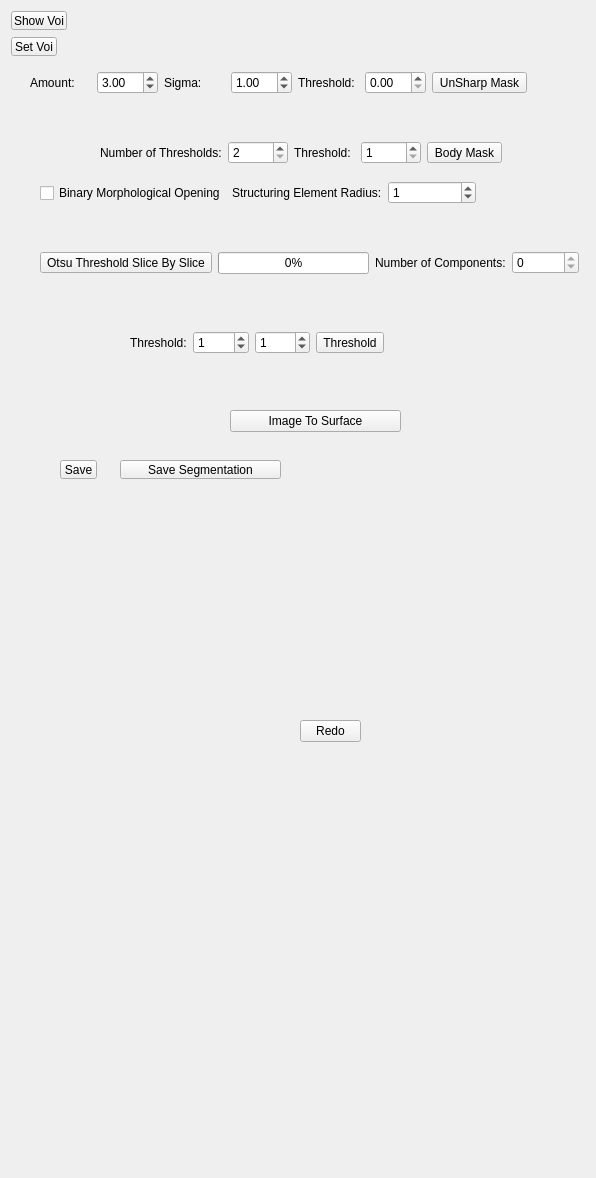
wuzhuobin/MITK-Project, file Apps/BoneSegmentation/BoneSegmentationWidget.ui: the form before one commit.
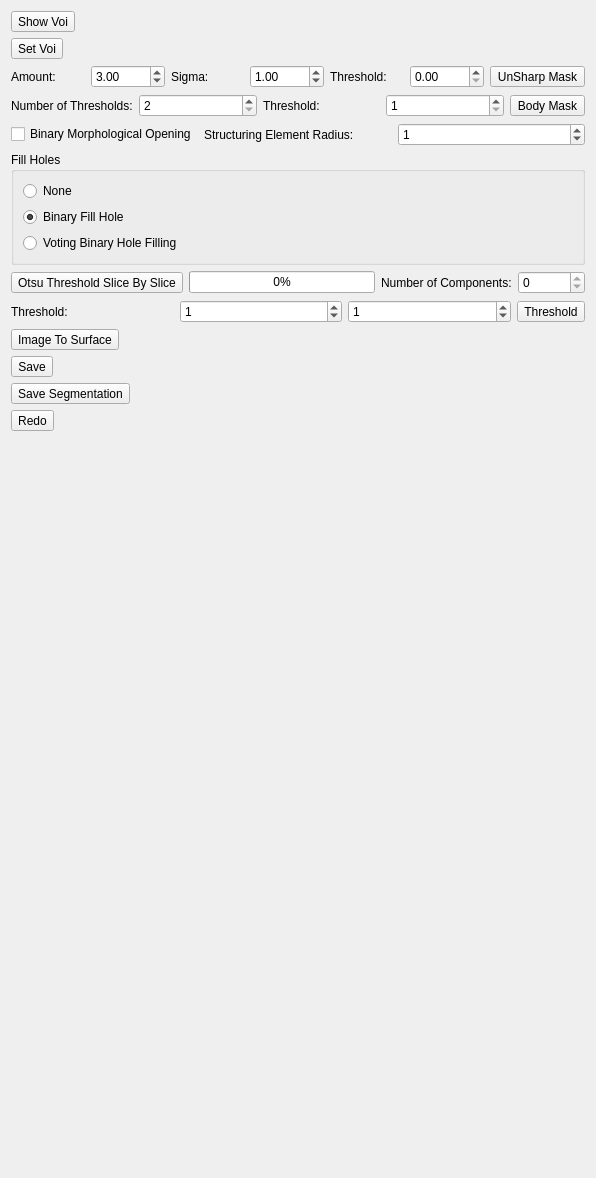
The form after the commit.

Commit message: Add options for hole filling

Patch:
```diff
--- a/Apps/BoneSegmentation/BoneSegmentationWidget.ui
+++ b/Apps/BoneSegmentation/BoneSegmentationWidget.ui
@@ -13,15 +13,9 @@
   <property name="windowTitle">
    <string>BoneSegmentationWidget</string>
   </property>
+  <layout class="QVBoxLayout" name="verticalLayout_3">
+   <item>
   <widget class="QToolButton" name="toolButtonShowVoi">
-   <property name="geometry">
-    <rect>
-     <x>11</x>
-     <y>11</y>
-     <width>56</width>
-     <height>19</height>
-    </rect>
-   </property>
    <property name="text">
     <string>Show Voi</string>
    </property>
@@ -32,15 +26,9 @@
     <string notr="true">buttonGroup</string>
    </attribute>
   </widget>
+   </item>
+   <item>
   <widget class="QToolButton" name="toolButtonSetVoi">
-   <property name="geometry">
-    <rect>
-     <x>11</x>
-     <y>37</y>
-     <width>46</width>
-     <height>19</height>
-    </rect>
-   </property>
    <property name="text">
     <string>Set Voi</string>
    </property>
@@ -51,189 +39,8 @@
     <string notr="true">buttonGroup</string>
    </attribute>
   </widget>
-  <widget class="QToolButton" name="toolButtonSave">
-   <property name="geometry">
-    <rect>
-     <x>60</x>
-     <y>460</y>
-     <width>37</width>
-     <height>19</height>
-    </rect>
-   </property>
-   <property name="text">
-    <string>Save</string>
-   </property>
-  </widget>
-  <widget class="QToolButton" name="toolButtonSaveSegmentation">
-   <property name="geometry">
-    <rect>
-     <x>120</x>
-     <y>460</y>
-     <width>161</width>
-     <height>19</height>
-    </rect>
-   </property>
-   <property name="text">
-    <string>Save Segmentation</string>
-   </property>
-  </widget>
-  <widget class="QWidget" name="layoutWidget">
-   <property name="geometry">
-    <rect>
-     <x>40</x>
-     <y>180</y>
-     <width>436</width>
-     <height>26</height>
-    </rect>
-   </property>
-   <layout class="QHBoxLayout" name="horizontalLayout">
-    <item>
-     <widget class="QCheckBox" name="checkBoxBinaryMorphologicalOpening">
-      <property name="text">
-       <string>Binary Morphological Opening</string>
-      </property>
-     </widget>
     </item>
     <item>
-     <widget class="QLabel" name="label">
-      <property name="text">
-       <string>Structuring Element Radius:</string>
-      </property>
-     </widget>
-    </item>
-    <item>
-     <widget class="QSpinBox" name="spinBoxStructuringElementRadius">
-      <property name="value">
-       <number>1</number>
-      </property>
-     </widget>
-    </item>
-   </layout>
-  </widget>
-  <widget class="QWidget" name="layoutWidget">
-   <property name="geometry">
-    <rect>
-     <x>130</x>
-     <y>330</y>
-     <width>254</width>
-     <height>26</height>
-    </rect>
-   </property>
-   <layout class="QHBoxLayout" name="horizontalLayout_3">
-    <item>
-     <widget class="QLabel" name="label_2">
-      <property name="text">
-       <string>Threshold:</string>
-      </property>
-     </widget>
-    </item>
-    <item>
-     <widget class="QSpinBox" name="spinBoxSliceBySliceThresholdLower">
-      <property name="value">
-       <number>1</number>
-      </property>
-     </widget>
-    </item>
-    <item>
-     <widget class="QSpinBox" name="spinBoxSliceBySliceThresholdUpper">
-      <property name="value">
-       <number>1</number>
-      </property>
-     </widget>
-    </item>
-    <item>
-     <widget class="QToolButton" name="toolButtonThreshold">
-      <property name="text">
-       <string>Threshold</string>
-      </property>
-      <property name="checkable">
-       <bool>true</bool>
-      </property>
-      <attribute name="buttonGroup">
-       <string notr="true">buttonGroup</string>
-      </attribute>
-     </widget>
-    </item>
-   </layout>
-  </widget>
-  <widget class="QWidget" name="layoutWidget">
-   <property name="geometry">
-    <rect>
-     <x>100</x>
-     <y>140</y>
-     <width>402</width>
-     <height>26</height>
-    </rect>
-   </property>
-   <layout class="QHBoxLayout" name="horizontalLayout_4">
-    <item>
-     <widget class="QLabel" name="label_3">
-      <property name="text">
-       <string>Number of Thresholds:</string>
-      </property>
-     </widget>
-    </item>
-    <item>
-     <widget class="QSpinBox" name="spinBoxBodyMaskNumberOfThresholds">
-      <property name="minimum">
-       <number>2</number>
-      </property>
-      <property name="maximum">
-       <number>5</number>
-      </property>
-     </widget>
-    </item>
-    <item>
-     <widget class="QLabel" name="label_4">
-      <property name="text">
-       <string>Threshold:</string>
-      </property>
-     </widget>
-    </item>
-    <item>
-     <widget class="QSpinBox" name="spinBoxBodyMaskThreshold">
-      <property name="minimum">
-       <number>1</number>
-      </property>
-     </widget>
-    </item>
-    <item>
-     <widget class="QToolButton" name="toolButtonBodyMask">
-      <property name="text">
-       <string>Body Mask</string>
-      </property>
-      <property name="checkable">
-       <bool>true</bool>
-      </property>
-      <attribute name="buttonGroup">
-       <string notr="true">buttonGroup</string>
-      </attribute>
-     </widget>
-    </item>
-   </layout>
-  </widget>
-  <widget class="QToolButton" name="toolButtonRedo">
-   <property name="geometry">
-    <rect>
-     <x>300</x>
-     <y>720</y>
-     <width>61</width>
-     <height>22</height>
-    </rect>
-   </property>
-   <property name="text">
-    <string>Redo</string>
-   </property>
-  </widget>
-  <widget class="QWidget" name="layoutWidget">
-   <property name="geometry">
-    <rect>
-     <x>30</x>
-     <y>70</y>
-     <width>497</width>
-     <height>26</height>
-    </rect>
-   </property>
    <layout class="QHBoxLayout" name="horizontalLayout_5">
     <item>
      <widget class="QLabel" name="label_5">
@@ -290,16 +97,123 @@
      </widget>
     </item>
    </layout>
-  </widget>
-  <widget class="QWidget" name="layoutWidget">
-   <property name="geometry">
-    <rect>
-     <x>40</x>
-     <y>250</y>
-     <width>539</width>
-     <height>26</height>
-    </rect>
-   </property>
+   </item>
+   <item>
+    <layout class="QHBoxLayout" name="horizontalLayout_4">
+     <item>
+      <widget class="QLabel" name="label_3">
+       <property name="text">
+        <string>Number of Thresholds:</string>
+       </property>
+      </widget>
+     </item>
+     <item>
+      <widget class="QSpinBox" name="spinBoxBodyMaskNumberOfThresholds">
+       <property name="minimum">
+        <number>2</number>
+       </property>
+       <property name="maximum">
+        <number>5</number>
+       </property>
+      </widget>
+     </item>
+     <item>
+      <widget class="QLabel" name="label_4">
+       <property name="text">
+        <string>Threshold:</string>
+       </property>
+      </widget>
+     </item>
+     <item>
+      <widget class="QSpinBox" name="spinBoxBodyMaskThreshold">
+       <property name="minimum">
+        <number>1</number>
+       </property>
+      </widget>
+     </item>
+     <item>
+      <widget class="QToolButton" name="toolButtonBodyMask">
+       <property name="text">
+        <string>Body Mask</string>
+       </property>
+       <property name="checkable">
+        <bool>true</bool>
+       </property>
+       <attribute name="buttonGroup">
+        <string notr="true">buttonGroup</string>
+       </attribute>
+      </widget>
+     </item>
+    </layout>
+   </item>
+   <item>
+    <layout class="QHBoxLayout" name="horizontalLayout">
+     <item>
+      <widget class="QCheckBox" name="checkBoxBinaryMorphologicalOpening">
+       <property name="text">
+        <string>Binary Morphological Opening</string>
+       </property>
+      </widget>
+     </item>
+     <item>
+      <widget class="QLabel" name="label">
+       <property name="text">
+        <string>Structuring Element Radius:</string>
+       </property>
+      </widget>
+     </item>
+     <item>
+      <widget class="QSpinBox" name="spinBoxStructuringElementRadius">
+       <property name="value">
+        <number>1</number>
+       </property>
+      </widget>
+     </item>
+    </layout>
+   </item>
+   <item>
+    <widget class="QGroupBox" name="groupBox">
+     <property name="title">
+      <string>Fill Holes</string>
+     </property>
+     <layout class="QVBoxLayout" name="verticalLayout">
+      <item>
+       <widget class="QRadioButton" name="radioButtonNone">
+        <property name="text">
+         <string>None</string>
+        </property>
+        <attribute name="buttonGroup">
+         <string notr="true">buttonGroupFillHoles</string>
+        </attribute>
+       </widget>
+      </item>
+      <item>
+       <widget class="QRadioButton" name="radioButtonBinaryFillHole">
+        <property name="text">
+         <string>Binary Fill Hole</string>
+        </property>
+        <property name="checked">
+         <bool>true</bool>
+        </property>
+        <attribute name="buttonGroup">
+         <string notr="true">buttonGroupFillHoles</string>
+        </attribute>
+       </widget>
+      </item>
+      <item>
+       <widget class="QRadioButton" name="radioButtonVotingBinaryHoleFilling">
+        <property name="text">
+         <string>Voting Binary Hole Filling</string>
+        </property>
+        <attribute name="buttonGroup">
+         <string notr="true">buttonGroupFillHoles</string>
+        </attribute>
+       </widget>
+      </item>
+     </layout>
+    </widget>
+   </item>
+   <item>
    <layout class="QHBoxLayout" name="horizontalLayout_2">
     <item>
      <widget class="QToolButton" name="toolButtonOtsuThresholdSliceBySlice">
@@ -339,16 +253,47 @@
      </widget>
     </item>
    </layout>
-  </widget>
+   </item>
+   <item>
+    <layout class="QHBoxLayout" name="horizontalLayout_3">
+     <item>
+      <widget class="QLabel" name="label_2">
+       <property name="text">
+        <string>Threshold:</string>
+       </property>
+      </widget>
+     </item>
+     <item>
+      <widget class="QSpinBox" name="spinBoxSliceBySliceThresholdLower">
+       <property name="value">
+        <number>1</number>
+       </property>
+      </widget>
+     </item>
+     <item>
+      <widget class="QSpinBox" name="spinBoxSliceBySliceThresholdUpper">
+       <property name="value">
+        <number>1</number>
+       </property>
+      </widget>
+     </item>
+     <item>
+      <widget class="QToolButton" name="toolButtonThreshold">
+       <property name="text">
+        <string>Threshold</string>
+       </property>
+       <property name="checkable">
+        <bool>true</bool>
+       </property>
+       <attribute name="buttonGroup">
+        <string notr="true">buttonGroup</string>
+       </attribute>
+      </widget>
+     </item>
+    </layout>
+   </item>
+   <item>
   <widget class="QToolButton" name="toolButtonImageToSurface">
-   <property name="geometry">
-    <rect>
-     <x>230</x>
-     <y>410</y>
-     <width>171</width>
-     <height>22</height>
-    </rect>
-   </property>
    <property name="text">
     <string>Image To Surface</string>
    </property>
@@ -359,6 +304,42 @@
     <string notr="true">buttonGroup</string>
    </attribute>
   </widget>
+   </item>
+   <item>
+    <widget class="QToolButton" name="toolButtonSave">
+     <property name="text">
+      <string>Save</string>
+     </property>
+    </widget>
+   </item>
+   <item>
+    <widget class="QToolButton" name="toolButtonSaveSegmentation">
+     <property name="text">
+      <string>Save Segmentation</string>
+     </property>
+    </widget>
+   </item>
+   <item>
+    <widget class="QToolButton" name="toolButtonRedo">
+     <property name="text">
+      <string>Redo</string>
+     </property>
+    </widget>
+   </item>
+   <item>
+    <spacer name="verticalSpacer">
+     <property name="orientation">
+      <enum>Qt::Vertical</enum>
+     </property>
+     <property name="sizeHint" stdset="0">
+      <size>
+       <width>20</width>
+       <height>840</height>
+      </size>
+     </property>
+    </spacer>
+   </item>
+  </layout>
  </widget>
  <resources/>
  <connections/>
```
Left out of the diff: 1 changed line with no effect on the pictures. Lines whose indentation alone changed are shown as unchanged. The commit also changes 1 other file.
